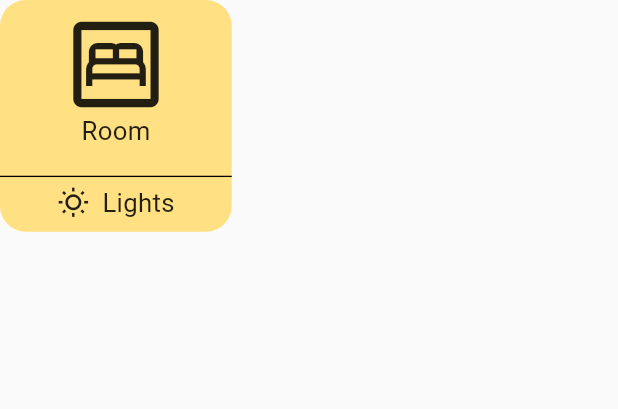
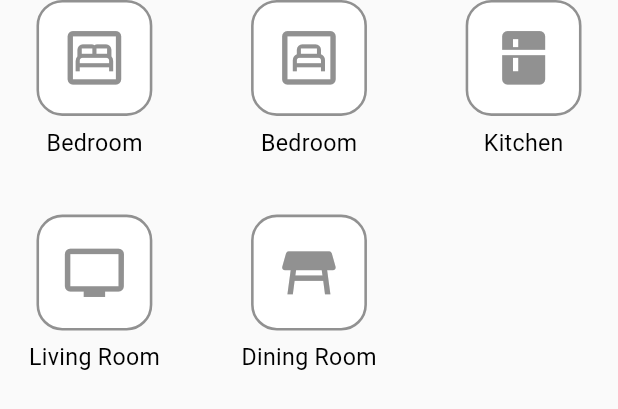
Before and after one commit to MAYasin/sync_home, a Flutter app: the RoomView widget shown alone on an empty page, opened directly, on a phone screen of 412 x 824 dp. Shown: the top 409 px of the screen. Run offline on Flutter 3.47's test engine with Material 2 defaults, Android fonts, the phone set to English and light mode, and no system bars; our stand-ins replace font_awesome_flutter, geolocator, get, google_fonts, responsive_framework, shimmer and 2 more.

Commit message:
rooms section

```diff
--- a/lib/ui/components/button/buttons.dart
+++ b/lib/ui/components/button/buttons.dart
@@ -102,3 +102,68 @@ class _DeviceButtonState extends State<DeviceButton> {
     );
   }
 }
+
+class RoomButton extends StatefulWidget {
+  const RoomButton({
+    Key? key,
+    required this.onTap,
+    required this.name,
+    required this.icon,
+  }) : super(key: key);
+
+  final Function onTap;
+  final String name;
+  final IconData icon;
+
+  @override
+  State<RoomButton> createState() => _RoomButtonState();
+}
+
+class _RoomButtonState extends State<RoomButton> {
+  Color textColorLight = const Color.fromARGB(255, 145, 145, 145);
+  Color borderColorLight = const Color.fromARGB(242, 242, 242, 255);
+  @override
+  Widget build(BuildContext context) {
+    return GestureDetector(
+      onTap: () {
+        widget.onTap;
+        HapticFeedback.vibrate();
+      },
+      child: Column(
+        crossAxisAlignment: CrossAxisAlignment.center,
+        children: [
+          Container(
+            decoration: BoxDecoration(
+              color: Colors.white,
+              border: Border.all(color: textColorLight, width: 2),
+              borderRadius: BorderRadius.circular(20),
+            ),
+            child: Padding(
+              padding: const EdgeInsets.all(18),
+              child: Column(
+                children: [
+                  Icon(
+                    widget.icon,
+                    size: 50,
+                    color: textColorLight,
+                  ),
+                ],
+              ),
+            ),
+          ),
+          const SizedBox(
+            height: 10,
+          ),
+          Text(
+            widget.name,
+            style: const TextStyle(
+              fontSize: 18,
+              fontWeight: FontWeight.normal,
+              color: Colors.black,
+            ),
+          ),
+        ],
+      ),
+    );
+  }
+}
--- a/lib/ui/views/room_view/room_view.dart
+++ b/lib/ui/views/room_view/room_view.dart
@@ -1,78 +1,43 @@
 import 'package:flutter/material.dart';
+import 'package:sync_home/ui/components/button/buttons.dart';
 
 class RoomView extends StatelessWidget {
   const RoomView({Key? key}) : super(key: key);
 
   @override
   Widget build(BuildContext context) {
-    return Column(
-      crossAxisAlignment: CrossAxisAlignment.start,
+    return GridView.count(
+      physics: const NeverScrollableScrollPhysics(),
+      shrinkWrap: true,
+      crossAxisCount:
+          MediaQuery.of(context).orientation == Orientation.portrait ? 3 : 4,
+      mainAxisSpacing: 20,
+      crossAxisSpacing: 20,
       children: [
-        Container(
-          height: 180,
-          width: 180,
-          decoration: BoxDecoration(
-            color: Colors.amber[200],
-            borderRadius: BorderRadius.circular(20),
-          ),
-          child: Column(
-            mainAxisAlignment: MainAxisAlignment.spaceBetween,
-            children: [
-              Padding(
-                padding: const EdgeInsets.only(top: 10.0),
-                child: Column(
-                  children: const [
-                    Icon(
-                      Icons.bedroom_parent_outlined,
-                      size: 80,
-                    ),
-                    Text(
-                      'Room',
-                      style: TextStyle(
-                        fontSize: 20,
-                        fontWeight: FontWeight.normal,
-                      ),
-                    ),
-                  ],
-                ),
-              ),
-              InkWell(
-                onTap: () {},
-                highlightColor: Colors.amber,
-                child: Column(
-                  children: [
-                    const Divider(
-                      thickness: 1,
-                      color: Colors.black,
-                    ),
-                    Row(
-                      mainAxisAlignment: MainAxisAlignment.center,
-                      crossAxisAlignment: CrossAxisAlignment.center,
-                      children: const [
-                        Icon(
-                          Icons.wb_sunny_outlined,
-                          size: 25,
-                        ),
-                        SizedBox(
-                          width: 10,
-                        ),
-                        Text(
-                          'Lights',
-                          style: TextStyle(
-                            fontSize: 20,
-                            fontWeight: FontWeight.normal,
-                          ),
-                        )
-                      ],
-                    ),
-                    const SizedBox(
-                      height: 10,
-                    ),
-                  ],
-                ),
-              ),
-            ],
-          ),
+        RoomButton(
+          onTap: () {},
+          name: 'Bedroom',
+          icon: Icons.bedroom_parent_outlined,
+        ),
+        RoomButton(
+          onTap: () {},
+          name: 'Bedroom',
+          icon: Icons.bedroom_child_outlined,
+        ),
+        RoomButton(
+          onTap: () {},
+          name: 'Kitchen',
+          icon: Icons.kitchen,
+        ),
+        RoomButton(
+          onTap: () {},
+          name: 'Living Room',
+          icon: Icons.tv,
+        ),
+        RoomButton(
+          onTap: () {},
+          name: 'Dining Room',
+          icon: Icons.table_restaurant,
         ),
       ],
     );
```
